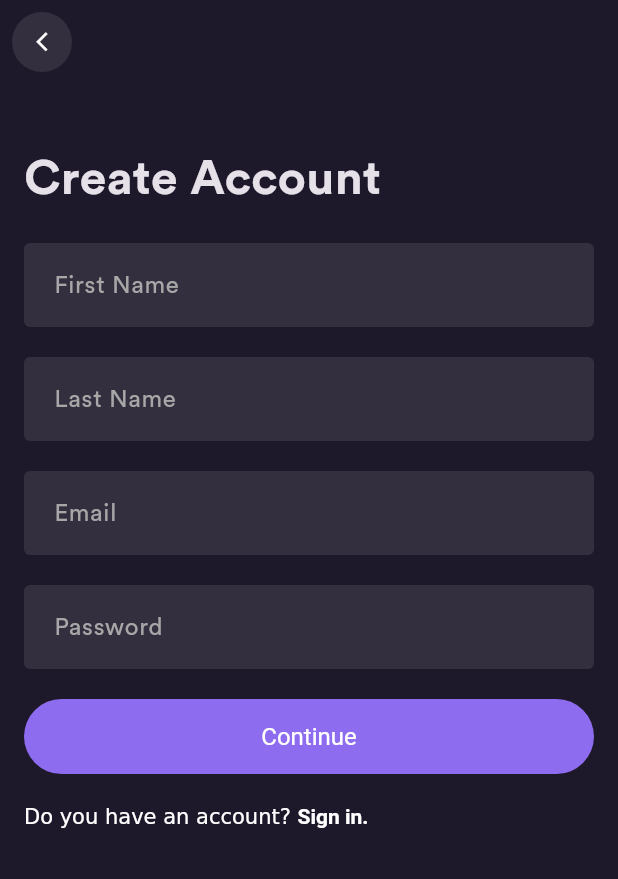
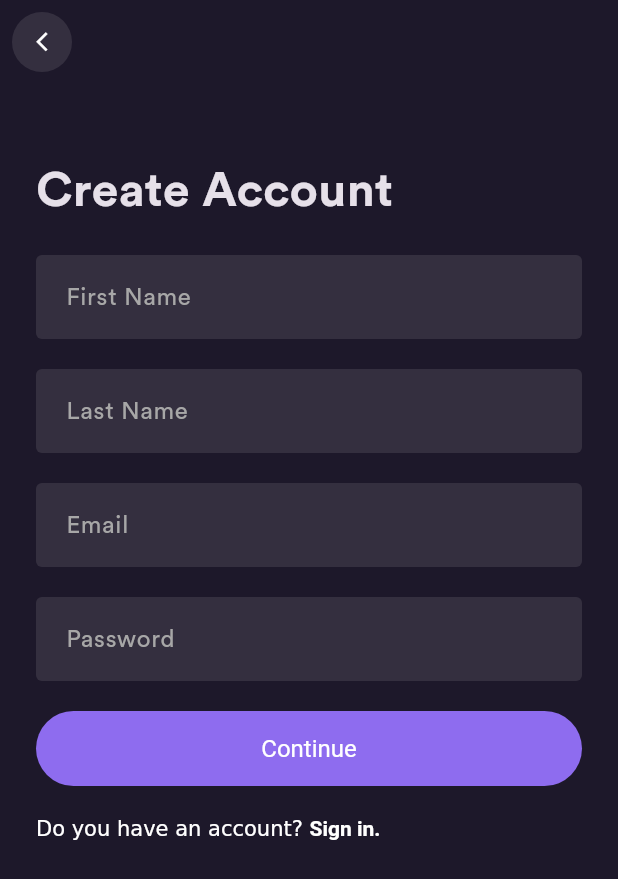
Before and after one commit to carbon-ahs/flutter_ecom_app, a Flutter app: the SignUpPage screen opened directly, on a phone screen of 412 x 824 dp. Shown: the top 879 px of the screen. Run offline on Flutter 3.47's test engine with Material 3 defaults, Android fonts, the phone set to English and light mode, and no system bars; our stand-ins replace cloud_firestore, dartz, firebase_auth, firebase_core, flutter_bloc, flutter_svg and 1 more; accounts and stored records are empty.

Commit message:
UI done. Going to auth sign up

```diff
--- a/lib/presentation/auth/pages/gender_and_age_selection.dart
+++ b/lib/presentation/auth/pages/gender_and_age_selection.dart
@@ -131,11 +131,6 @@ class GenderAndAgeSelectionPage extends StatelessWidget {
     return BlocBuilder<AgeSelectionCubit, String>(builder: (context, state) {
       return GestureDetector(
         onTap: () {
-          //   AppBottomSheet.display(
-          //     context,
-          //     Ages(),
-          //   );
-          // },
           AppBottomSheet.display(
               context,
               MultiBlocProvider(providers: [
--- a/lib/presentation/auth/pages/sign_up.dart
+++ b/lib/presentation/auth/pages/sign_up.dart
@@ -24,6 +24,9 @@ class SignUpPage extends StatelessWidget {
           horizontal: 16,
           vertical: 40,
         ),
+        child: SingleChildScrollView(
+          child: Padding(
+            padding: const EdgeInsets.all(8.0),
             child: Column(
               crossAxisAlignment: CrossAxisAlignment.start,
               children: [
@@ -41,6 +44,8 @@ class SignUpPage extends StatelessWidget {
                 SizedBox(height: 20),
                 _signIn(context),
               ],
+            ),
+          ),
         ),
       ),
     );
```
Also changed, not shown: 1 other file. Lines whose indentation alone changed are shown as unchanged.
